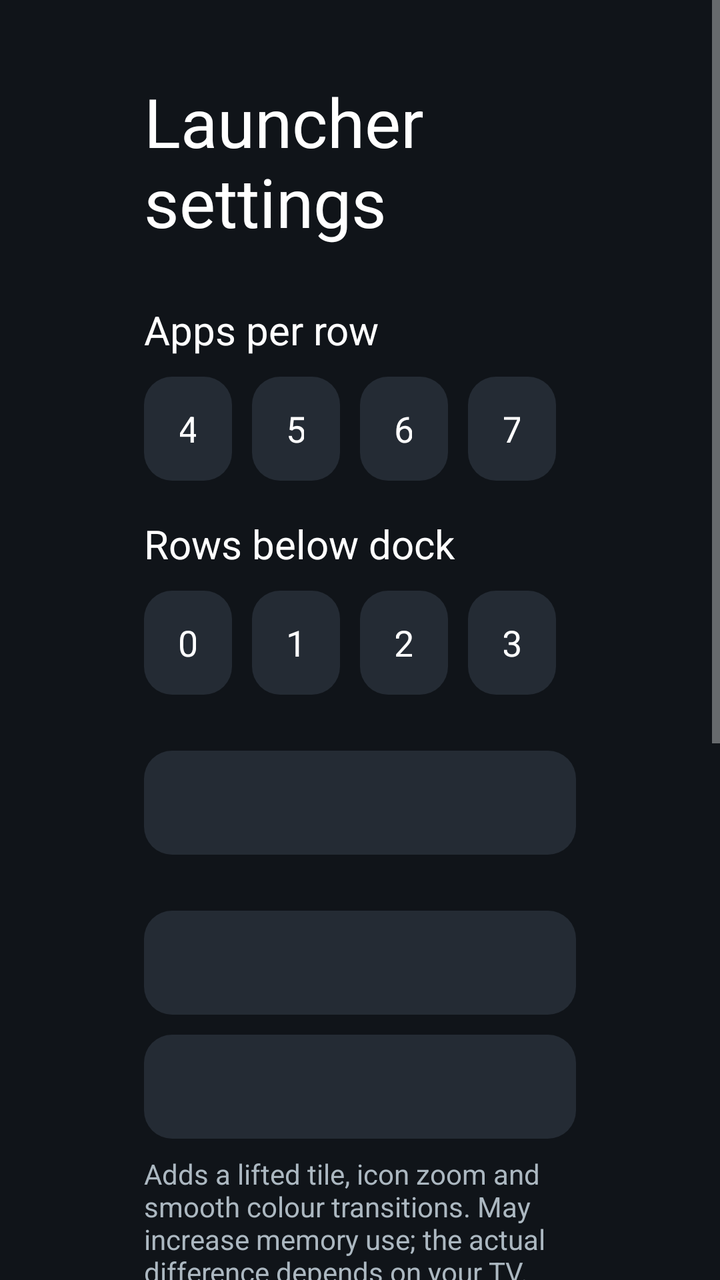
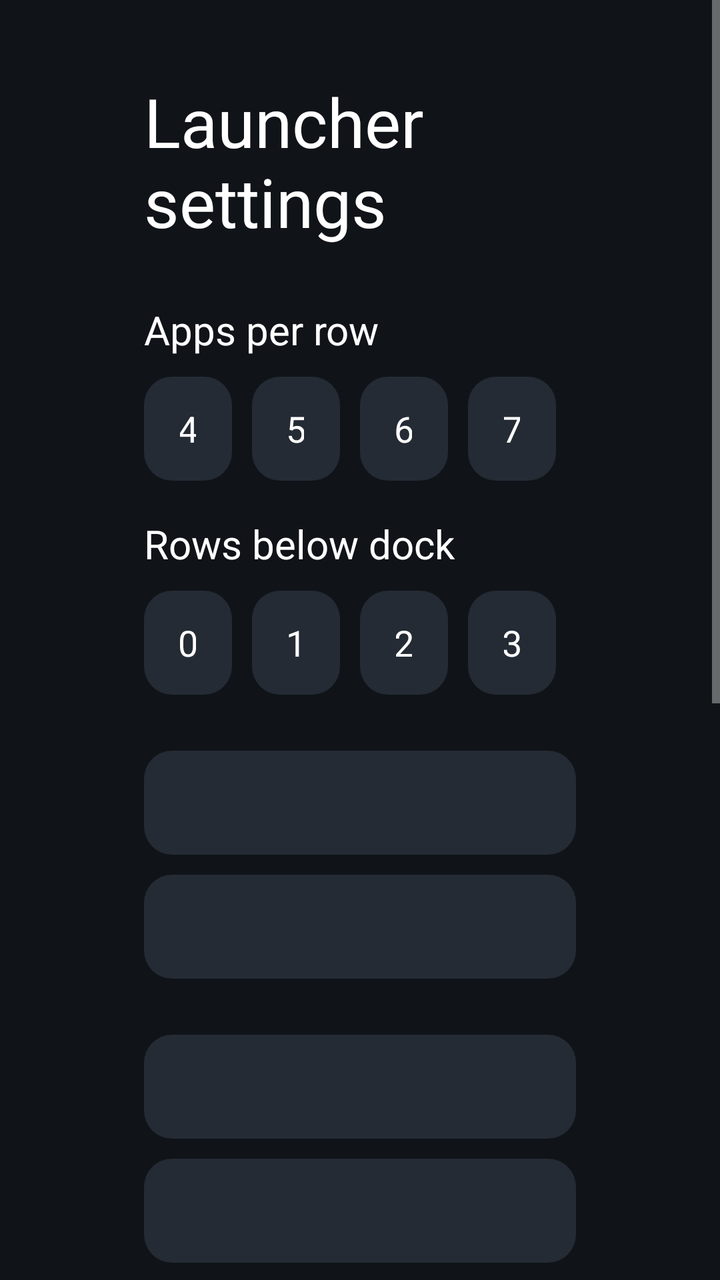

The first picture is an Android layout as it rendered before a commit; the second is the same layout after the commit. The layout source and the unified diff follow.
<!-- AndroidManifest.xml: application theme Theme.TvHome -->
<!-- res/layout/activity_launcher_settings.xml -->
<?xml version="1.0" encoding="utf-8"?>
<ScrollView xmlns:android="http://schemas.android.com/apk/res/android"
    android:layout_width="match_parent"
    android:layout_height="match_parent"
    android:background="#FF101419"
    android:fillViewport="true">

    <LinearLayout
        android:layout_width="match_parent"
        android:layout_height="wrap_content"
        android:orientation="vertical"
        android:paddingStart="72dp"
        android:paddingEnd="72dp"
        android:paddingTop="38dp"
        android:paddingBottom="38dp">

        <TextView
            android:layout_width="match_parent"
            android:layout_height="wrap_content"
            android:text="@string/launcher_settings"
            android:textColor="#FFFFFFFF"
            android:textSize="34sp" />

        <TextView
            android:layout_width="match_parent"
            android:layout_height="wrap_content"
            android:layout_marginTop="28dp"
            android:text="@string/columns_label"
            android:textColor="#FFFFFFFF"
            android:textSize="20sp" />

        <LinearLayout
            android:layout_width="match_parent"
            android:layout_height="wrap_content"
            android:layout_marginTop="10dp"
            android:orientation="horizontal">

            <TextView android:id="@+id/columns4" style="@style/SettingsColumnChoice" android:text="4" />
            <TextView android:id="@+id/columns5" style="@style/SettingsColumnChoice" android:text="5" />
            <TextView android:id="@+id/columns6" style="@style/SettingsColumnChoice" android:text="6" />
            <TextView android:id="@+id/columns7" style="@style/SettingsColumnChoice" android:text="7" />
        </LinearLayout>

        <TextView
            android:layout_width="match_parent"
            android:layout_height="wrap_content"
            android:layout_marginTop="18dp"
            android:text="@string/rows_below_dock_label"
            android:textColor="#FFFFFFFF"
            android:textSize="20sp" />

        <LinearLayout
            android:layout_width="match_parent"
            android:layout_height="wrap_content"
            android:layout_marginTop="10dp"
            android:orientation="horizontal">

            <TextView android:id="@+id/rows0" style="@style/SettingsColumnChoice" android:text="0" />
            <TextView android:id="@+id/rows1" style="@style/SettingsColumnChoice" android:text="1" />
            <TextView android:id="@+id/rows2" style="@style/SettingsColumnChoice" android:text="2" />
            <TextView android:id="@+id/rows3" style="@style/SettingsColumnChoice" android:text="3" />
        </LinearLayout>

        <TextView
            android:id="@+id/wallpaperChoice"
            style="@style/SettingsRow"
            android:layout_marginTop="28dp" />

        <TextView
            android:id="@+id/animationsChoice"
            style="@style/SettingsRow"
            android:layout_marginTop="28dp" />

        <TextView
            android:id="@+id/advancedChoice"
            style="@style/SettingsRow"
            android:layout_marginTop="10dp" />

        <TextView
            android:layout_width="match_parent"
            android:layout_height="wrap_content"
            android:layout_marginTop="8dp"
            android:text="@string/advanced_effects_warning"
            android:textColor="#FFACB8C1"
            android:textSize="14sp" />

        <TextView
            android:id="@+id/followThemeChoice"
            style="@style/SettingsRow"
            android:layout_marginTop="18dp"
            android:text="@string/follow_theme" />

        <TextView
            android:layout_width="match_parent"
            android:layout_height="wrap_content"
            android:layout_marginTop="7dp"
            android:text="@string/follow_theme_hint"
            android:textColor="#FFACB8C1"
            android:textSize="14sp" />

        <TextView
            android:id="@+id/defaultHomeChoice"
            style="@style/SettingsRow"
            android:layout_marginTop="28dp"
            android:text="@string/home_settings" />

        <TextView
            android:layout_width="match_parent"
            android:layout_height="wrap_content"
            android:layout_marginTop="7dp"
            android:text="@string/home_settings_help"
            android:textColor="#FFACB8C1"
            android:textSize="14sp" />

        <TextView
            android:id="@+id/tvSettingsChoice"
            style="@style/SettingsRow"
            android:layout_marginTop="18dp"
            android:text="@string/tv_settings" />
    </LinearLayout>
</ScrollView>
<!-- resources referenced by this layout -->
<resources>
  <string name="advanced_effects_warning">Adds a lifted tile, icon zoom and smooth colour transitions. May increase memory use; the actual difference depends on your TV.</string>
  <string name="columns_label">Apps per row</string>
  <string name="follow_theme">Follow theme (reset on-TV choices)</string>
  <string name="follow_theme_hint">Uses the current theme or built-in layout and motion settings. Pushing or resetting a theme also clears your on-TV choices.</string>
  <string name="home_settings">Choose default home</string>
  <string name="home_settings_help">Select your original home to stop using CleanYourTV as Home, or CleanYourTV to switch back. The original launcher must be enabled and your TV must provide a home picker; use the restore script first if it was disabled.</string>
  <string name="launcher_settings">Launcher settings</string>
  <string name="rows_below_dock_label">Rows below dock</string>
  <string name="tv_settings">TV system settings</string>
  <style name="SettingsColumnChoice" parent="SettingsRow">
          <item name="android:layout_width">0dp</item>
          <item name="android:layout_weight">1</item>
          <item name="android:layout_marginEnd">10dp</item>
          <item name="android:gravity">center</item>
      </style>
  <style name="SettingsRow">
          <item name="android:layout_width">match_parent</item>
          <item name="android:layout_height">52dp</item>
          <item name="android:gravity">center_vertical</item>
          <item name="android:paddingStart">18dp</item>
          <item name="android:paddingEnd">18dp</item>
          <item name="android:background">@drawable/settings_choice_bg</item>
          <item name="android:textColor">#FFFFFFFF</item>
          <item name="android:textSize">18sp</item>
          <item name="android:focusable">true</item>
          <item name="android:clickable">true</item>
      </style>
  <style name="Theme.TvHome" parent="android:Theme.Material.NoActionBar.Fullscreen">
          <item name="android:windowBackground">@android:color/black</item>
          <item name="android:colorBackground">@android:color/black</item>
          <item name="android:windowAnimationStyle">@null</item>
      </style>
  <!-- drawable settings_choice_bg (drawable) -->
  <?xml version="1.0" encoding="utf-8"?>
  <selector xmlns:android="http://schemas.android.com/apk/res/android">
      <item android:state_focused="true">
          <shape android:shape="rectangle">
              <solid android:color="#5574A987" />
              <corners android:radius="14dp" />
              <stroke android:width="2dp" android:color="#FFB9E7C7" />
          </shape>
      </item>
      <item android:state_selected="true">
          <shape android:shape="rectangle">
              <solid android:color="#334DAE6D" />
              <corners android:radius="14dp" />
              <stroke android:width="1dp" android:color="#FF4DAE6D" />
          </shape>
      </item>
      <item>
          <shape android:shape="rectangle">
              <solid android:color="#FF242B34" />
              <corners android:radius="14dp" />
          </shape>
      </item>
  </selector>
</resources>

<!-- the commit's change to res/layout/activity_launcher_settings.xml (unified diff, before → after) -->
@@ -67,6 +67,11 @@
             android:layout_marginTop="28dp" />
 
         <TextView
+            android:id="@+id/wallpaperDimChoice"
+            style="@style/SettingsRow"
+            android:layout_marginTop="10dp" />
+
+        <TextView
             android:id="@+id/animationsChoice"
             style="@style/SettingsRow"
             android:layout_marginTop="28dp" />
